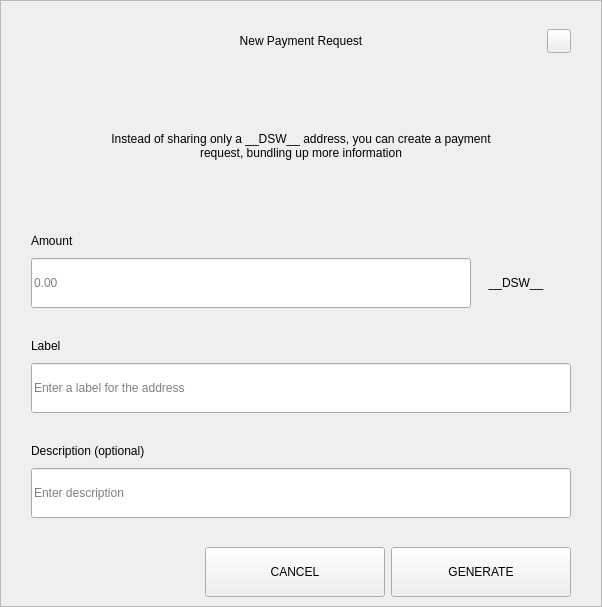
Qt form src/qt/pivx/forms/requestdialog.ui (decenomy/DSW) before a commit.
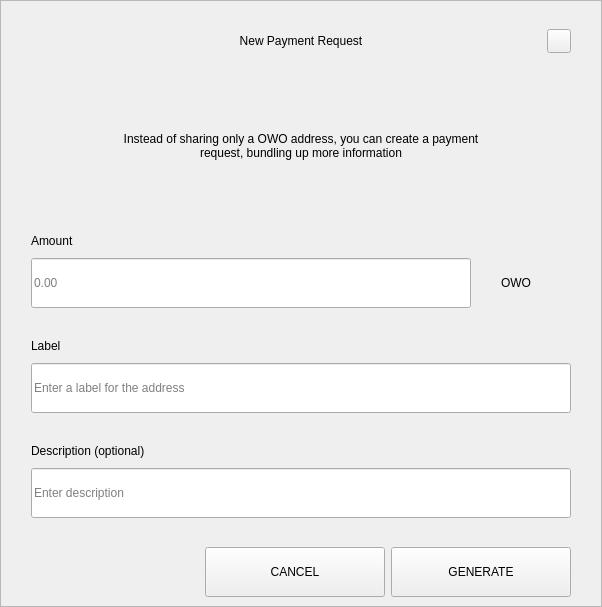
The same form after that commit.

What changed in the file:
```diff
--- a/src/qt/pivx/forms/requestdialog.ui
+++ b/src/qt/pivx/forms/requestdialog.ui
@@ -210,7 +210,7 @@
              </size>
             </property>
             <property name="text">
-             <string>Instead of sharing only a __DSW__ address, you can create a payment request, bundling up more information</string>
+             <string>Instead of sharing only a OWO address, you can create a payment request, bundling up more information</string>
             </property>
             <property name="alignment">
              <set>Qt::AlignCenter</set>
@@ -327,7 +327,7 @@
                    <item>
                     <widget class="QLabel" name="comboBoxCoin">
                      <property name="text">
-                      <string>__DSW__</string>
+                      <string>OWO</string>
                      </property>
                      <property name="alignment">
                       <set>Qt::AlignCenter</set>
```
